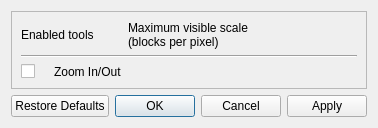
First picture: the form in src/maptoolsdialog.ui, repository Cubitect/cubiomes-viewer, before the edit.
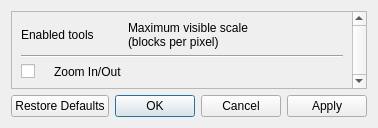
Second picture: the form after the edit. Icons and pictures are not drawn.

What changed in the file:
```diff
--- a/src/maptoolsdialog.ui
+++ b/src/maptoolsdialog.ui
@@ -22,6 +22,18 @@
    </item>
    <item row="0" column="0" colspan="2">
     <widget class="QScrollArea" name="scrollArea">
+     <property name="sizePolicy">
+      <sizepolicy hsizetype="MinimumExpanding" vsizetype="Expanding">
+       <horstretch>0</horstretch>
+       <verstretch>0</verstretch>
+      </sizepolicy>
+     </property>
+     <property name="verticalScrollBarPolicy">
+      <enum>Qt::ScrollBarAlwaysOn</enum>
+     </property>
+     <property name="horizontalScrollBarPolicy">
+      <enum>Qt::ScrollBarAlwaysOff</enum>
+     </property>
      <property name="widgetResizable">
       <bool>true</bool>
      </property>
```
